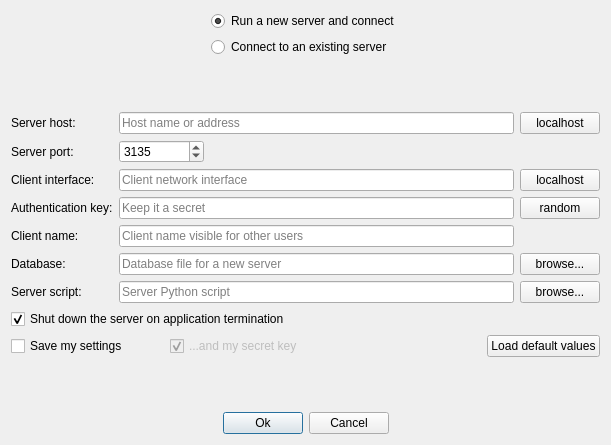
First picture: the form in src/ui/connectiondialog.ui, repository codilime/veles, before the edit.
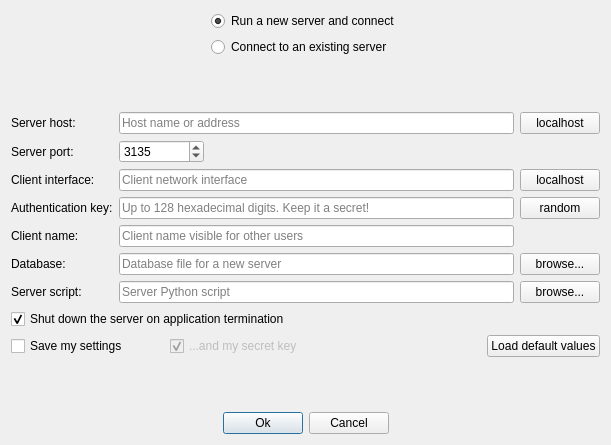
Second picture: the form after the edit.

```diff
--- a/src/ui/connectiondialog.ui
+++ b/src/ui/connectiondialog.ui
@@ -133,8 +133,14 @@
      </item>
      <item row="3" column="1">
       <widget class="QLineEdit" name="key_line_edit">
+       <property name="inputMask">
+        <string/>
+       </property>
+       <property name="maxLength">
+        <number>128</number>
+       </property>
        <property name="placeholderText">
-        <string>Keep it a secret</string>
+        <string>Up to 128 hexadecimal digits. Keep it a secret!</string>
        </property>
       </widget>
      </item>
```
